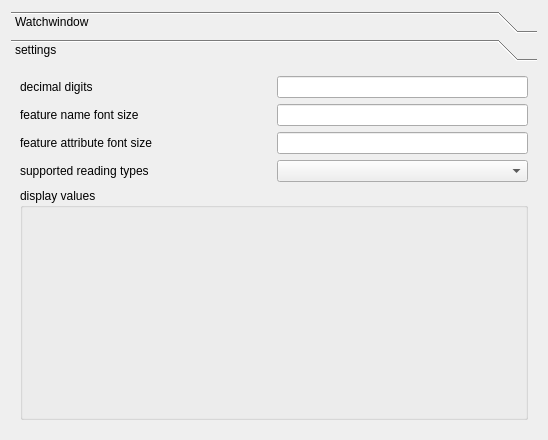
Before: the Qt Designer form ui/watchwindow.ui in OpenIndy/OpenIndy, drawn with Qt 5.
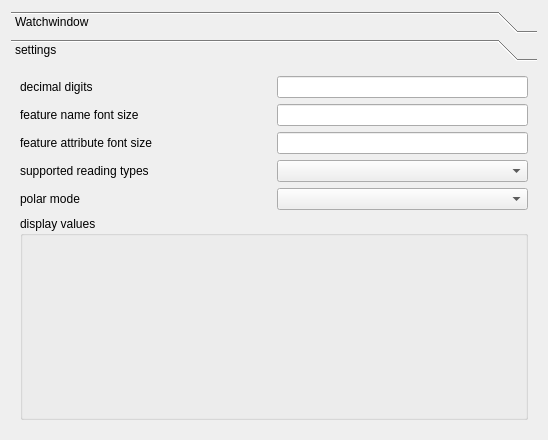
After: the same form once the commit is applied.

Commit message: added 3D distance to watchwindow in cartesian reading added traverse deviation and delta distance in polar reading mode

Diff of the .ui file:
```diff
--- a/ui/watchwindow.ui
+++ b/ui/watchwindow.ui
@@ -47,7 +47,7 @@
       <attribute name="label">
        <string>settings</string>
       </attribute>
-      <layout class="QVBoxLayout" name="verticalLayout_2">
+      <layout class="QVBoxLayout" name="verticalLayout_3" stretch="1,1,1,10">
        <item>
         <layout class="QHBoxLayout" name="horizontalLayout_2" stretch="1,1">
          <item>
@@ -91,7 +91,9 @@
         </layout>
        </item>
        <item>
-        <layout class="QVBoxLayout" name="verticalLayout" stretch="1,9">
+        <layout class="QVBoxLayout" name="verticalLayout_2" stretch="1,5">
+         <item>
+          <layout class="QVBoxLayout" name="verticalLayout">
          <item>
           <layout class="QHBoxLayout" name="horizontalLayout">
            <item>
@@ -103,6 +105,22 @@
            </item>
            <item>
             <widget class="QComboBox" name="comboBox_suppReadings"/>
+             </item>
+            </layout>
+           </item>
+           <item>
+            <layout class="QHBoxLayout" name="horizontalLayout_5">
+             <item>
+              <widget class="QLabel" name="label_polarMode">
+               <property name="text">
+                <string>polar mode</string>
+               </property>
+              </widget>
+             </item>
+             <item>
+              <widget class="QComboBox" name="comboBox_polarMode"/>
+             </item>
+            </layout>
            </item>
           </layout>
          </item>
```
Lines whose indentation alone changed are shown as unchanged. The commit also changes 1 other file.
